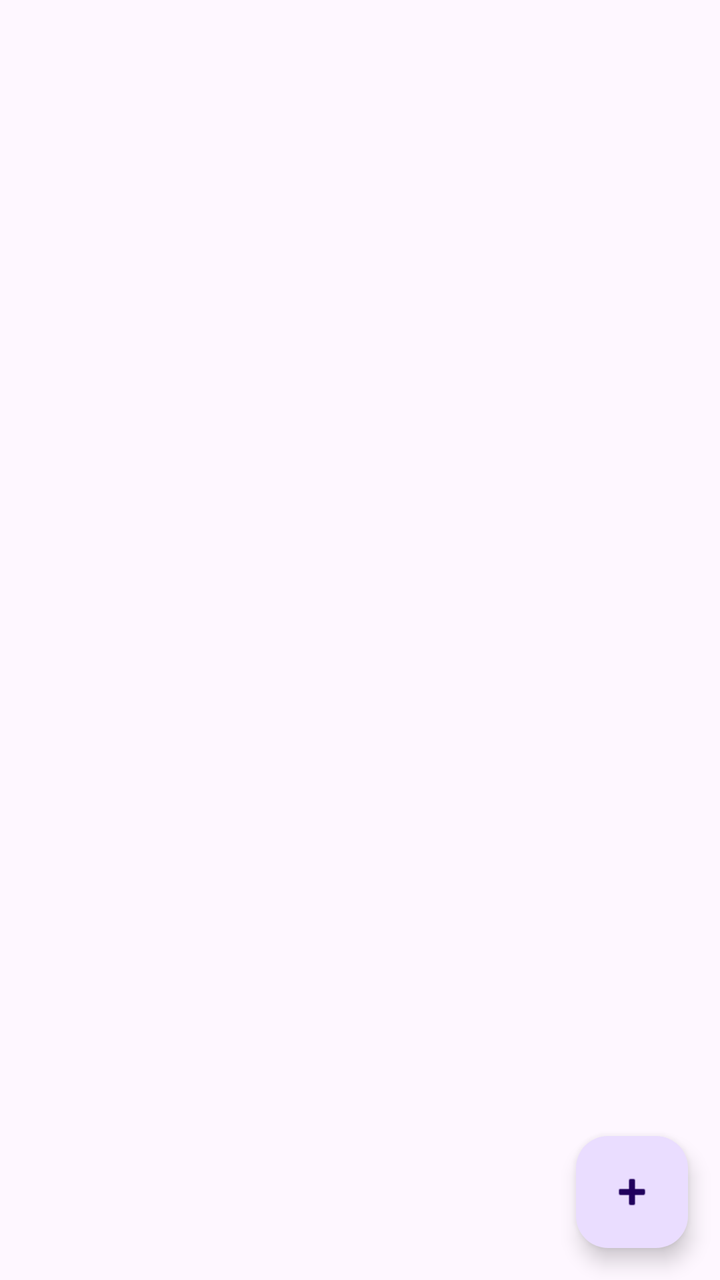
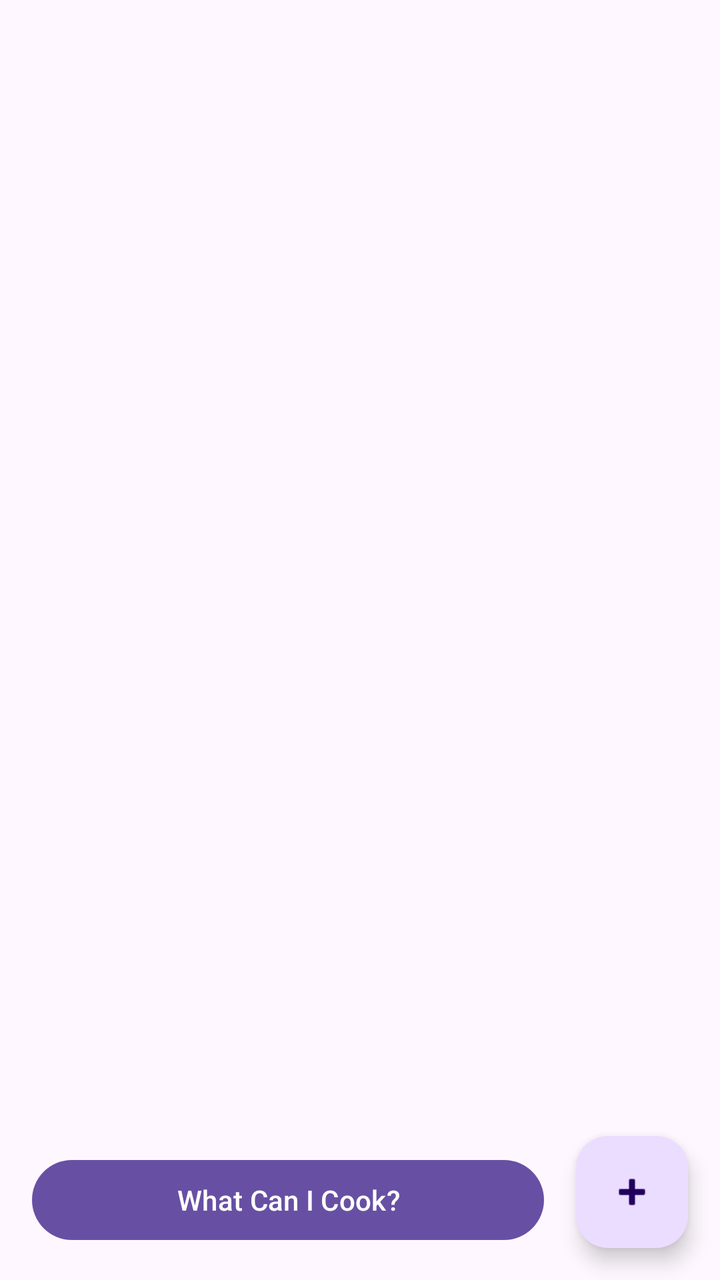

Compare the two renders of this Android layout. The source of the first and the diff that turns it into the second are given below.
<!-- AndroidManifest.xml: application theme Theme.PantryChef -->
<!-- res/layout/activity_main.xml -->
<?xml version="1.0" encoding="utf-8"?>
<androidx.coordinatorlayout.widget.CoordinatorLayout
    xmlns:android="http://schemas.android.com/apk/res/android"
    xmlns:app="http://schemas.android.com/apk/res-auto"
    xmlns:tools="http://schemas.android.com/tools"
    android:layout_width="match_parent"
    android:layout_height="match_parent"
    tools:context=".MainActivity">

    <androidx.recyclerview.widget.RecyclerView
        android:id="@+id/recyclerViewPantry"
        android:layout_width="match_parent"
        android:layout_height="match_parent"
        android:paddingBottom="80dp"
        android:clipToPadding="false" />

    <TextView
        android:id="@+id/tvEmptyState"
        android:layout_width="wrap_content"
        android:layout_height="wrap_content"
        android:layout_gravity="center"
        android:text="Your pantry is empty.\nTap the + button to add ingredients!"
        android:textAlignment="center"
        android:textSize="16sp"
        android:visibility="gone" />

    <com.google.android.material.floatingactionbutton.FloatingActionButton
        android:id="@+id/fabAddItem"
        android:layout_width="wrap_content"
        android:layout_height="wrap_content"
        android:layout_gravity="bottom|end"
        android:layout_margin="16dp"
        android:contentDescription="Add Item"
        app:srcCompat="@android:drawable/ic_input_add" />

</androidx.coordinatorlayout.widget.CoordinatorLayout>
<!-- resources referenced by this layout -->
<resources>
  <style name="Theme.PantryChef" parent="Base.Theme.PantryChef" />
  <style name="Base.Theme.PantryChef" parent="Theme.Material3.DayNight.NoActionBar">
          
          
      </style>
</resources>

<!-- the commit's change to res/layout/activity_main.xml (unified diff, before → after) -->
@@ -1,36 +1,53 @@
 <?xml version="1.0" encoding="utf-8"?>
-<androidx.coordinatorlayout.widget.CoordinatorLayout
+<androidx.constraintlayout.widget.ConstraintLayout
     xmlns:android="http://schemas.android.com/apk/res/android"
     xmlns:app="http://schemas.android.com/apk/res-auto"
-    xmlns:tools="http://schemas.android.com/tools"
     android:layout_width="match_parent"
     android:layout_height="match_parent"
-    tools:context=".MainActivity">
+    android:fitsSystemWindows="true">
 
     <androidx.recyclerview.widget.RecyclerView
         android:id="@+id/recyclerViewPantry"
         android:layout_width="match_parent"
-        android:layout_height="match_parent"
-        android:paddingBottom="80dp"
-        android:clipToPadding="false" />
+        android:layout_height="0dp"
+        android:clipToPadding="false"
+        android:layout_marginTop="60dp"
+        android:paddingBottom="16dp"
+        app:layout_constraintBottom_toTopOf="@+id/btnFindRecipes"
+        app:layout_constraintTop_toTopOf="parent" />
 
     <TextView
         android:id="@+id/tvEmptyState"
         android:layout_width="wrap_content"
         android:layout_height="wrap_content"
-        android:layout_gravity="center"
+        android:layout_marginTop="60dp"
         android:text="Your pantry is empty.\nTap the + button to add ingredients!"
         android:textAlignment="center"
         android:textSize="16sp"
-        android:visibility="gone" />
+        android:visibility="gone"
+        app:layout_constraintBottom_toTopOf="@+id/btnFindRecipes"
+        app:layout_constraintEnd_toEndOf="parent"
+        app:layout_constraintStart_toStartOf="parent"
+        app:layout_constraintTop_toTopOf="parent" />
+
+    <Button
+        android:id="@+id/btnFindRecipes"
+        android:layout_width="0dp"
+        android:layout_height="wrap_content"
+        android:layout_margin="16dp"
+        android:text="What Can I Cook?"
+        app:layout_constraintBottom_toBottomOf="parent"
+        app:layout_constraintEnd_toStartOf="@+id/fabAddItem"
+        app:layout_constraintStart_toStartOf="parent" />
 
     <com.google.android.material.floatingactionbutton.FloatingActionButton
         android:id="@+id/fabAddItem"
         android:layout_width="wrap_content"
         android:layout_height="wrap_content"
-        android:layout_gravity="bottom|end"
         android:layout_margin="16dp"
         android:contentDescription="Add Item"
+        app:layout_constraintBottom_toBottomOf="parent"
+        app:layout_constraintEnd_toEndOf="parent"
         app:srcCompat="@android:drawable/ic_input_add" />
 
-</androidx.coordinatorlayout.widget.CoordinatorLayout>
+</androidx.constraintlayout.widget.ConstraintLayout>
